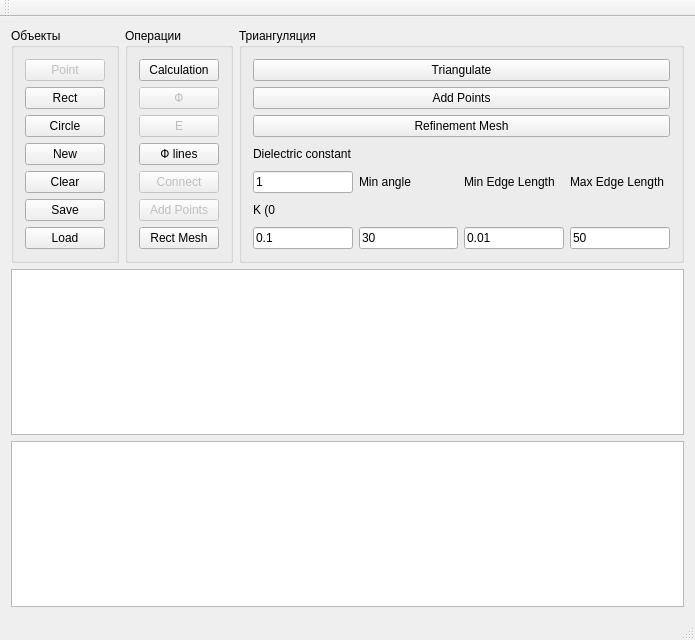
Qt form mainwindow.ui (aleksejkvasnikov/delaunator) before a commit.
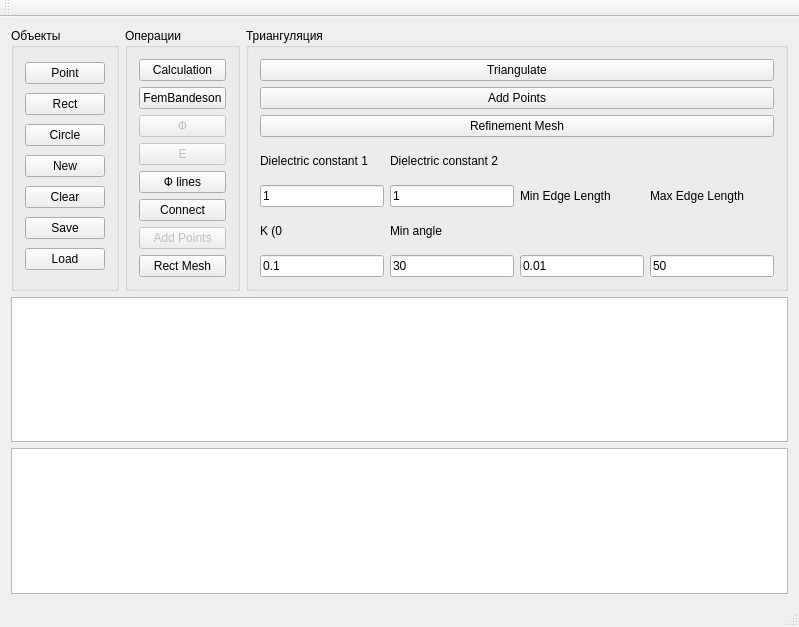
The same form after that commit.

Diff of the .ui file:
```diff
--- a/mainwindow.ui
+++ b/mainwindow.ui
@@ -6,8 +6,8 @@
    <rect>
     <x>0</x>
     <y>0</y>
-    <width>695</width>
-    <height>640</height>
+    <width>799</width>
+    <height>627</height>
    </rect>
   </property>
   <property name="windowTitle">
@@ -32,7 +32,7 @@
          <item>
           <widget class="QPushButton" name="pointButton">
            <property name="enabled">
-            <bool>false</bool>
+            <bool>true</bool>
            </property>
            <property name="text">
             <string>Point</string>
@@ -100,6 +100,16 @@
            </property>
           </widget>
          </item>
+         <item>
+          <widget class="QPushButton" name="FemBandesonButton">
+           <property name="enabled">
+            <bool>true</bool>
+           </property>
+           <property name="text">
+            <string>FemBandeson</string>
+           </property>
+          </widget>
+         </item>
          <item>
           <widget class="QPushButton" name="showMesh_button">
            <property name="enabled">
@@ -122,6 +132,9 @@
          </item>
          <item>
           <widget class="QPushButton" name="pushButton_5">
+           <property name="enabled">
+            <bool>true</bool>
+           </property>
            <property name="text">
             <string>Ф lines</string>
            </property>
@@ -130,7 +143,7 @@
          <item>
           <widget class="QPushButton" name="pushButton">
            <property name="enabled">
-            <bool>false</bool>
+            <bool>true</bool>
            </property>
            <property name="text">
             <string>Connect</string>
@@ -179,6 +192,9 @@
          </item>
          <item>
           <widget class="QPushButton" name="ReMesh">
+           <property name="enabled">
+            <bool>true</bool>
+           </property>
            <property name="text">
             <string>Refinement Mesh</string>
            </property>
@@ -191,7 +207,7 @@
              <item>
               <widget class="QLabel" name="dielectric_label">
                <property name="text">
-                <string>Dielectric constant</string>
+                <string>Dielectric constant 1</string>
                </property>
               </widget>
              </item>
@@ -220,6 +236,20 @@
            </item>
            <item>
             <layout class="QVBoxLayout" name="verticalLayout_6">
+             <item>
+              <widget class="QLabel" name="label_2">
+               <property name="text">
+                <string>Dielectric constant 2</string>
+               </property>
+              </widget>
+             </item>
+             <item>
+              <widget class="QLineEdit" name="dielectric_edit_2">
+               <property name="text">
+                <string>1</string>
+               </property>
+              </widget>
+             </item>
              <item>
               <widget class="QLabel" name="label_3">
                <property name="text">
```
Left out of the diff: 2 changed lines with no effect on the pictures.
